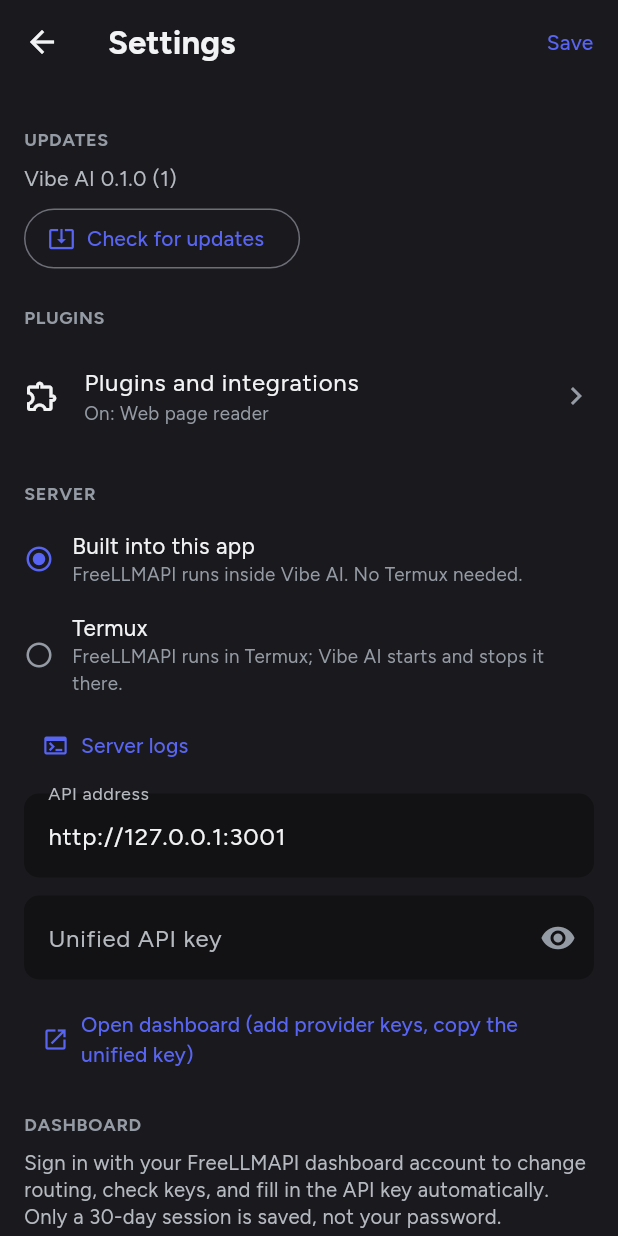
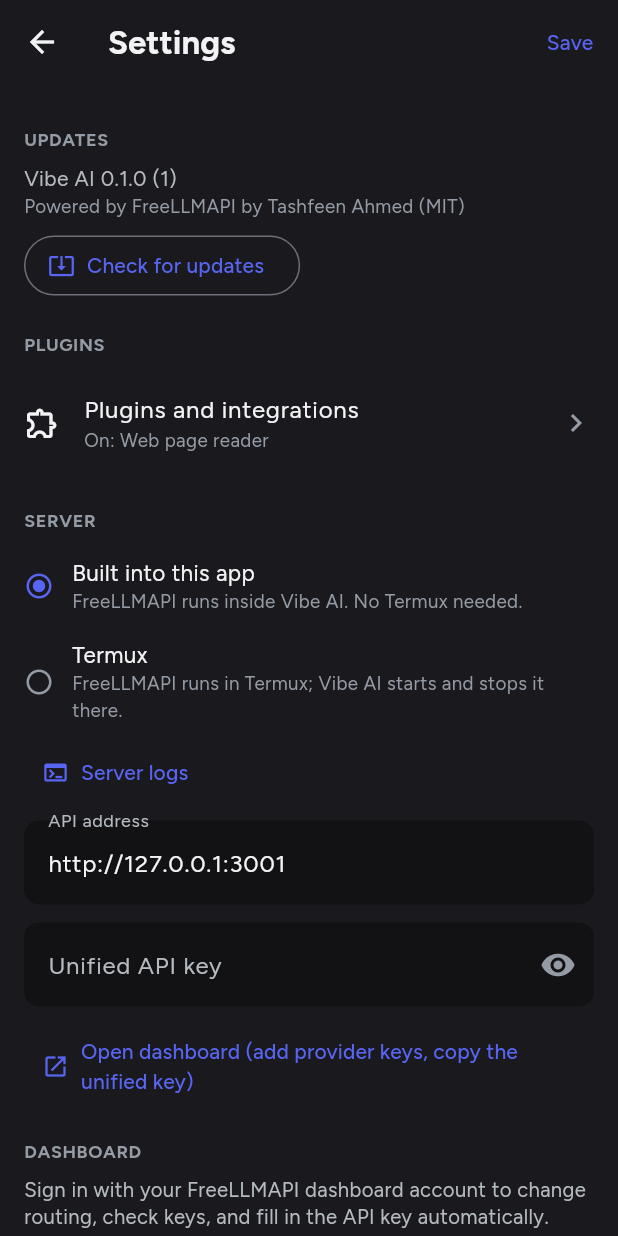
Before and after one commit to blackshadowde/Win-pro-launcher, a Flutter app: the screen it shows after launch, after a tap on "Settings", on a phone screen of 412 x 824 dp. Run offline on Flutter 3.47's test engine with Material 3 defaults, Android fonts, the phone set to English and light mode, and no system bars; our stand-ins replace flutter_markdown, package_info_plus, shared_preferences, speech_to_text, webview_flutter; network calls fail.

Commit message:
Rename to Vibe AI, credit FreeLLMAPI
- Update check and README point to blackshadowde/Vibe-AI
- README: what the app is, download link, FreeLLMAPI credit and MIT notice
- Settings shows 'Powered by FreeLLMAPI'; LICENSE ships inside the bundle

Co-Authored-By: Claude Opus 5.5 <noreply@anthropic.com>
Claude-Session: https://claude.ai/code/session_01TRxNK9qkdG5tAnRkkDSr4T

```diff
--- a/lib/settings.dart
+++ b/lib/settings.dart
@@ -187,6 +187,8 @@ class _SettingsScreenState extends State<SettingsScreen> {
         children: [
           const _Header('UPDATES'),
           Text('Vibe AI ${_version.isEmpty ? '' : _version}', style: const TextStyle(color: VibeColors.muted)),
+          const Text('Powered by FreeLLMAPI by Tashfeen Ahmed (MIT)',
+              style: TextStyle(color: VibeColors.faint, fontSize: 12.5)),
           const SizedBox(height: 6),
           Wrap(
             spacing: 8,
--- a/lib/updates.dart
+++ b/lib/updates.dart
@@ -5,7 +5,7 @@ import 'package:package_info_plus/package_info_plus.dart';
 
 /// Checks this repo's latest GitHub Release (published by the Build APK workflow).
 class Updates {
-  static const repo = 'blackshadowde/Win-pro-launcher';
+  static const repo = 'blackshadowde/Vibe-AI';
 
   static Future<int> currentBuild() async {
     final info = await PackageInfo.fromPlatform();
```
Also changed, not shown: 2 other files.
